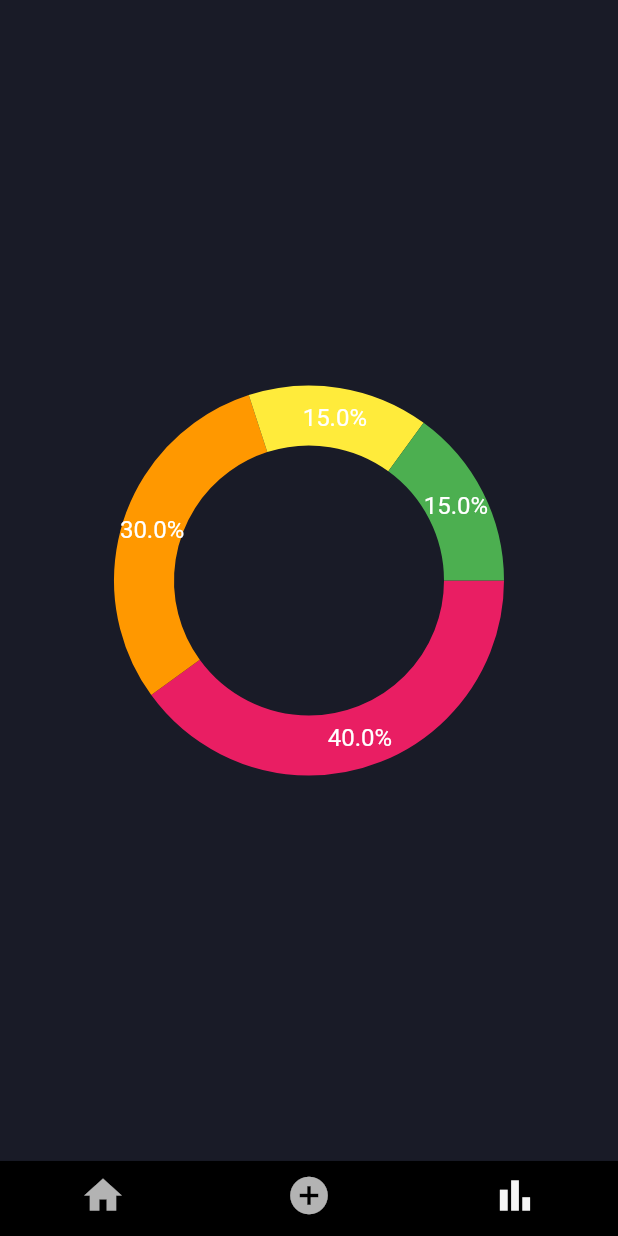
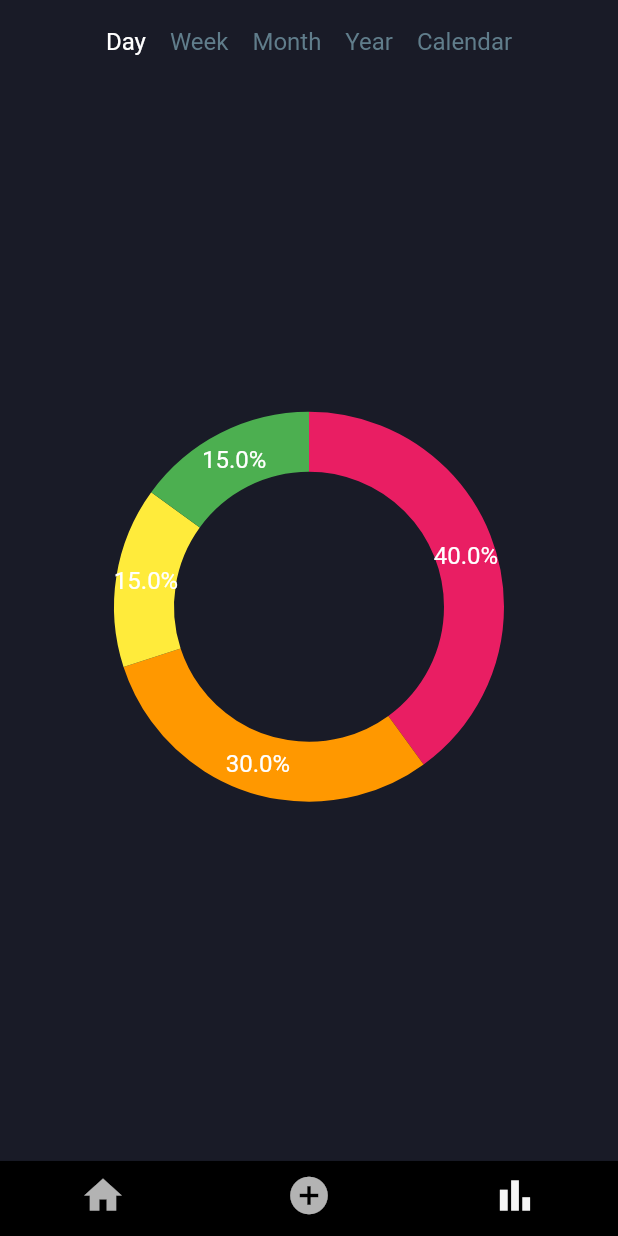
Before and after one commit to eren1106/Money-Tracker, a Flutter app: the screen it shows once a user with an empty profile is signed in, swiped to page 3, on a phone screen of 412 x 824 dp. Run offline on Flutter 3.47's test engine with Material 2 defaults, Android fonts, the phone set to English and light mode, and no system bars; drawn by our look-alikes of fl_chart; our stand-ins replace cloud_firestore, firebase_auth, firebase_core, flutter_svg, image_picker; accounts and stored records are empty.

Commit message:
Add tab bar above pie chart

```diff
--- a/lib/screens/report_screen.dart
+++ b/lib/screens/report_screen.dart
@@ -9,10 +9,62 @@ class ReportScreen extends StatefulWidget {
 }
 
 class _ReportScreenState extends State<ReportScreen> {
+  int _tabIndex = 0;
+
   @override
   Widget build(BuildContext context) {
     return Scaffold(
-      body: Center(child: ExpensesPieChart(),)
+      body: SafeArea(
+        child: Container(
+          padding: EdgeInsets.symmetric(
+            vertical: 10,
+            horizontal: 10,
+          ),
+          child: Container(
+            child: Column(
+              children: [
+                Row(
+                  mainAxisSize: MainAxisSize.min,
+                  children: [
+                    tab(context, 0, 'Day', () {}),
+                    tab(context, 1, 'Week', () {}),
+                    tab(context, 2, 'Month', () {}),
+                    tab(context, 3, 'Year', () {}),
+                    tab(context, 4, 'Calendar', () {}),
+                  ],
+                ),
+                ExpensesPieChart(),
+              ],
+            ),
+          ),
+        ),
+      ),
+    );
+  }
+
+  InkWell tab(
+      BuildContext context, int index, String label, Function function) {
+    return InkWell(
+      splashColor: Colors.transparent,
+      highlightColor: Colors.transparent,
+      onTap: () {
+        setState(() {
+          _tabIndex = index;
+        });
+        function();
+      },
+      child: Padding(
+        padding: const EdgeInsets.all(8.0),
+        child: Text(
+          label,
+          style: TextStyle(
+            color: _tabIndex == index
+                ? Theme.of(context).primaryColor
+                : Theme.of(context).secondaryHeaderColor,
+            fontSize: 16,
+          ),
+        ),
+      ),
     );
   }
 }
--- a/lib/theme/app_theme.dart
+++ b/lib/theme/app_theme.dart
@@ -8,5 +8,6 @@ class AppTheme {
     scaffoldBackgroundColor: colors.backgroundBlue,
     backgroundColor: colors.black,
     primaryColor: colors.white,
+    secondaryHeaderColor: colors.grey,
   );
 }
--- a/lib/widgets/expenses_pie_chart.dart
+++ b/lib/widgets/expenses_pie_chart.dart
@@ -12,11 +12,14 @@ class _ExpensesPieChartState extends State<ExpensesPieChart> {
   @override
   Widget build(BuildContext context) {
     return Container(
-      child: PieChart(
-        PieChartData(
-          sections: getSections(),
-          sectionsSpace: 0,
-          centerSpaceRadius: 90,
+      child: Flexible( //it will overflow infinity to bottom if didnt wrap with flexible
+        child: PieChart(
+          PieChartData(
+            sections: getSections(),
+            sectionsSpace: 0,
+            centerSpaceRadius: 90,
+            startDegreeOffset: 270,
+          ),
         ),
       ),
     );
```
